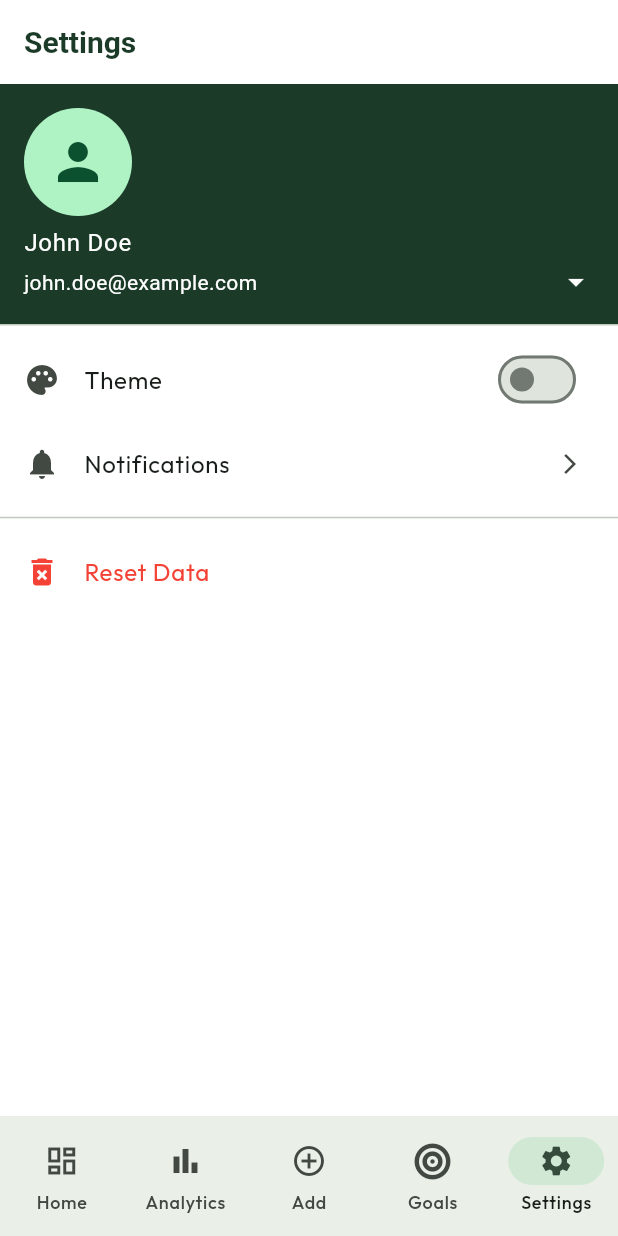
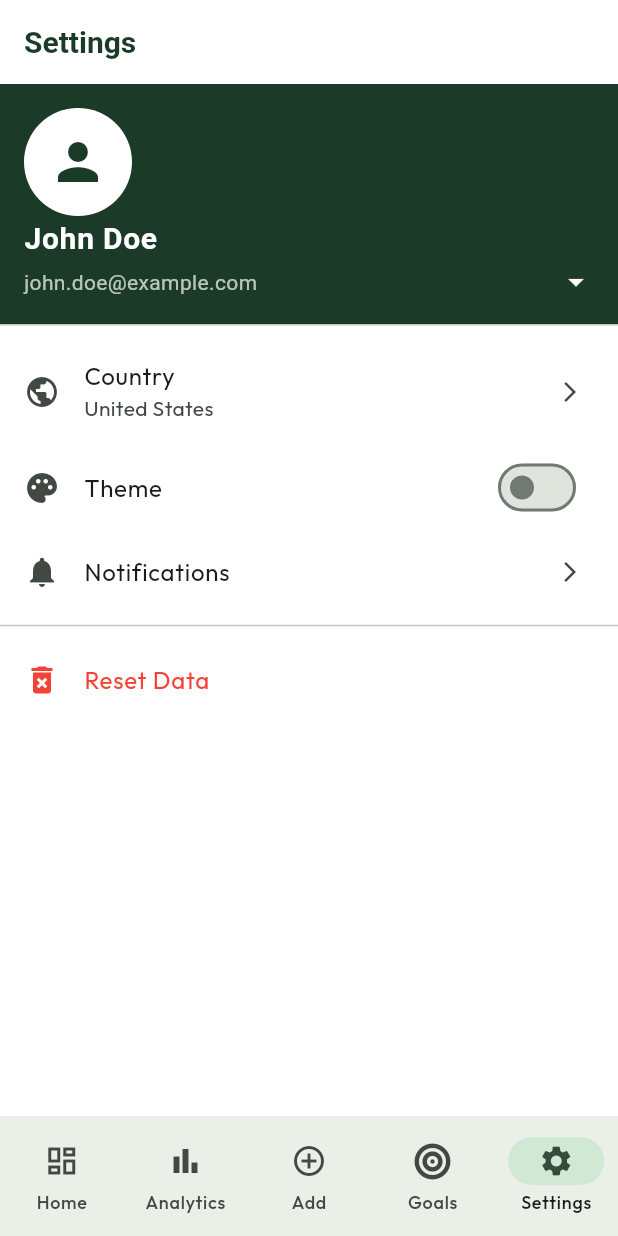
Before and after one commit to shelbin011/Expence-tracker-using-ai, a Flutter app: the screen it shows after launch, item 5 of the bottom bar chosen, on a phone screen of 412 x 824 dp. Run offline on Flutter 3.47's test engine with Material 3 defaults, Android fonts, the phone set to English and light mode, and no system bars; our stand-ins replace fl_chart, font_awesome_flutter, google_fonts, shared_preferences, sqflite, sqflite_common_ffi; accounts and stored records are empty; network calls fail.

```diff
--- /dev/null
+++ b/lib/core/constants/app_constants.dart
@@ -0,0 +1,13 @@
+class AppConstants {
+  static const Map<String, String> countryCurrencies = {
+    'United States': '\$',
+    'United Kingdom': '£',
+    'Europe': '€',
+    'India': '₹',
+    'Japan': '¥',
+    'Canada': 'C\$',
+    'Australia': 'A\$',
+    'Brazil': 'R\$',
+    'Russia': '₽',
+  };
+}
--- a/lib/data/user_preferences.dart
+++ b/lib/data/user_preferences.dart
@@ -3,20 +3,24 @@ import 'package:shared_preferences/shared_preferences.dart';
 class UserPreferences {
   static const _keyName = 'user_name';
   static const _keyEmail = 'user_email';
+  static const _keyCountry = 'user_country';
 
-  Future<void> saveUser(String name, String email) async {
+  Future<void> saveUser(String name, String email, String country) async {
     final prefs = await SharedPreferences.getInstance();
     await prefs.setString(_keyName, name);
     await prefs.setString(_keyEmail, email);
+    await prefs.setString(_keyCountry, country);
   }
 
   Future<Map<String, String>> getUser() async {
     final prefs = await SharedPreferences.getInstance();
     final name = prefs.getString(_keyName) ?? "John Doe";
     final email = prefs.getString(_keyEmail) ?? "john.doe@example.com";
+    final country = prefs.getString(_keyCountry) ?? "United States";
     return {
       'name': name,
       'email': email,
+      'country': country,
     };
   }
 }
--- a/lib/logic/providers/user_provider.dart
+++ b/lib/logic/providers/user_provider.dart
@@ -1,13 +1,17 @@
 import 'package:flutter/material.dart';
 import '../../data/user_preferences.dart';
+import '../../core/constants/app_constants.dart';
 
 class UserProvider with ChangeNotifier {
   String _name = "John Doe";
   String _email = "john.doe@example.com";
+  String _country = "United States";
   final UserPreferences _userPreferences = UserPreferences();
 
   String get name => _name;
   String get email => _email;
+  String get country => _country;
+  String get currency => AppConstants.countryCurrencies[_country] ?? '\$';
 
   UserProvider() {
     _loadUser();
@@ -17,13 +21,20 @@ class UserProvider with ChangeNotifier {
     final userData = await _userPreferences.getUser();
     _name = userData['name']!;
     _email = userData['email']!;
+    _country = userData['country']!;
     notifyListeners();
   }
 
   Future<void> updateUser(String name, String email) async {
     _name = name;
     _email = email;
-    await _userPreferences.saveUser(name, email);
+    await _userPreferences.saveUser(name, email, _country);
+    notifyListeners();
+  }
+
+  Future<void> updateCountry(String country) async {
+    _country = country;
+    await _userPreferences.saveUser(_name, _email, country);
     notifyListeners();
   }
 }
--- a/lib/presentation/screens/add_transaction_screen.dart
+++ b/lib/presentation/screens/add_transaction_screen.dart
@@ -2,6 +2,7 @@ import 'package:flutter/material.dart';
 import 'package:provider/provider.dart';
 import 'package:intl/intl.dart';
 import '../../logic/providers/finance_provider.dart';
+import '../../logic/providers/user_provider.dart';
 import '../../data/models/transaction_model.dart';
 
 
@@ -128,7 +129,7 @@ class _AddTransactionScreenState extends State<AddTransactionScreen> {
               const SizedBox(height: 10),
               TextFormField(
                 controller: _amountController,
-                decoration: const InputDecoration(labelText: 'Amount', prefixText: '\$'),
+                decoration: InputDecoration(labelText: 'Amount', prefixText: Provider.of<UserProvider>(context).currency),
                 keyboardType: TextInputType.number,
                  validator: (val) {
                   if (val == null || val.isEmpty) return 'Please enter an amount';
--- a/lib/presentation/screens/goals_screen.dart
+++ b/lib/presentation/screens/goals_screen.dart
@@ -2,6 +2,7 @@ import 'package:flutter/material.dart';
 import 'package:provider/provider.dart';
 
 import '../../logic/providers/finance_provider.dart';
+import '../../logic/providers/user_provider.dart';
 import '../../data/models/goal_model.dart';
 
 class GoalsScreen extends StatelessWidget {
@@ -60,6 +61,7 @@ class GoalsScreen extends StatelessWidget {
       ),
       body: Consumer<FinanceProvider>(
         builder: (context, provider, child) {
+          final currency = Provider.of<UserProvider>(context).currency;
           if (provider.goals.isEmpty) {
             return const Center(child: Text("No goals set yet."));
           }
@@ -101,8 +103,8 @@ class GoalsScreen extends StatelessWidget {
                         Row(
                           mainAxisAlignment: MainAxisAlignment.spaceBetween,
                           children: [
-                            Text('Saved: \$${goal.savedAmount.toStringAsFixed(0)}'),
-                            Text('Target: \$${goal.targetAmount.toStringAsFixed(0)}'),
+                            Text('Saved: $currency${goal.savedAmount.toStringAsFixed(0)}'),
+                            Text('Target: $currency${goal.targetAmount.toStringAsFixed(0)}'),
                           ],
                         ),
                       ],
--- a/lib/presentation/screens/settings_screen.dart
+++ b/lib/presentation/screens/settings_screen.dart
@@ -3,6 +3,8 @@ import 'package:provider/provider.dart';
 import '../../logic/providers/finance_provider.dart';
 import '../../logic/providers/theme_provider.dart';
 import '../../logic/providers/user_provider.dart';
+import '../../core/constants/app_colors.dart';
+import '../../core/constants/app_constants.dart';
 
 class SettingsScreen extends StatelessWidget {
   const SettingsScreen({super.key});
@@ -16,14 +18,37 @@ class SettingsScreen extends StatelessWidget {
           Consumer<UserProvider>(
             builder: (ctx, userProvider, _) {
               return UserAccountsDrawerHeader(
-                accountName: Text(userProvider.name),
-                accountEmail: Text(userProvider.email),
-                currentAccountPicture: const CircleAvatar(child: Icon(Icons.person, size: 40)),
+                decoration: const BoxDecoration(color: AppColors.primary),
+                accountName: Text(
+                  userProvider.name,
+                  style: const TextStyle(
+                    color: Colors.white,
+                    fontWeight: FontWeight.bold,
+                    fontSize: 20,
+                  ),
+                ),
+                accountEmail: Text(
+                  userProvider.email,
+                  style: const TextStyle(color: Colors.white70),
+                ),
+                currentAccountPicture: const CircleAvatar(
+                  backgroundColor: Colors.white,
+                  child: Icon(Icons.person, size: 40, color: AppColors.primary),
+                ),
                 onDetailsPressed: () {
                     _showEditProfileDialog(context, userProvider);
                 },
               );
             },
+          ),
+          ListTile(
+            leading: const Icon(Icons.public),
+            title: const Text('Country'),
+            subtitle: Consumer<UserProvider>(
+              builder: (ctx, userProvider, _) => Text(userProvider.country),
+            ),
+            trailing: const Icon(Icons.arrow_forward_ios, size: 16),
+            onTap: () => _showCountryPicker(context),
           ),
            ListTile(
             leading: const Icon(Icons.palette),
@@ -110,4 +135,38 @@ class SettingsScreen extends StatelessWidget {
       ),
     );
   }
+
+  void _showCountryPicker(BuildContext context) {
+    showModalBottomSheet(
+      context: context,
+      shape: const RoundedRectangleBorder(
+        borderRadius: BorderRadius.vertical(top: Radius.circular(20)),
+      ),
+      builder: (ctx) {
+        return ListView(
+          padding: const EdgeInsets.all(16),
+          children: [
+            const Text(
+              'Select Country',
+              style: TextStyle(fontSize: 20, fontWeight: FontWeight.bold),
+              textAlign: TextAlign.center,
+            ),
+            const SizedBox(height: 16),
+            ...AppConstants.countryCurrencies.keys.map((country) {
+              return ListTile(
+                title: Text(country),
+                trailing: country == Provider.of<UserProvider>(context, listen: false).country
+                    ? const Icon(Icons.check, color: AppColors.primary)
+                    : null,
+                onTap: () {
+                  Provider.of<UserProvider>(context, listen: false).updateCountry(country);
+                  Navigator.pop(ctx);
+                },
+              );
+            }).toList(),
+          ],
+        );
+      },
+    );
+  }
 }
--- a/lib/presentation/widgets/transaction_tile.dart
+++ b/lib/presentation/widgets/transaction_tile.dart
@@ -2,6 +2,8 @@ import 'package:flutter/material.dart';
 import 'package:intl/intl.dart';
 import '../../data/models/transaction_model.dart';
 import '../../core/constants/app_colors.dart';
+import 'package:provider/provider.dart';
+import '../../logic/providers/user_provider.dart';
 
 class TransactionTile extends StatelessWidget {
   final TransactionModel transaction;
@@ -17,6 +19,7 @@ class TransactionTile extends StatelessWidget {
   Widget build(BuildContext context) {
     final isIncome = transaction.type == 'income';
     final prefix = isIncome ? '+' : '-';
+    final currency = Provider.of<UserProvider>(context).currency;
     // Design: Icon on left (rounded square or circle), Title bold, Date below, Amount right.
 
     return Dismissible(
@@ -70,7 +73,7 @@ class TransactionTile extends StatelessWidget {
               ),
             ),
             Text(
-              '$prefix\$${transaction.amount.toStringAsFixed(2)}',
+              '$prefix$currency${transaction.amount.toStringAsFixed(2)}',
               style: TextStyle(
                 fontWeight: FontWeight.bold,
                 fontSize: 16,
```
Also changed, not shown: lib/presentation/screens/dashboard_screen.dart (+5 -3 lines).
